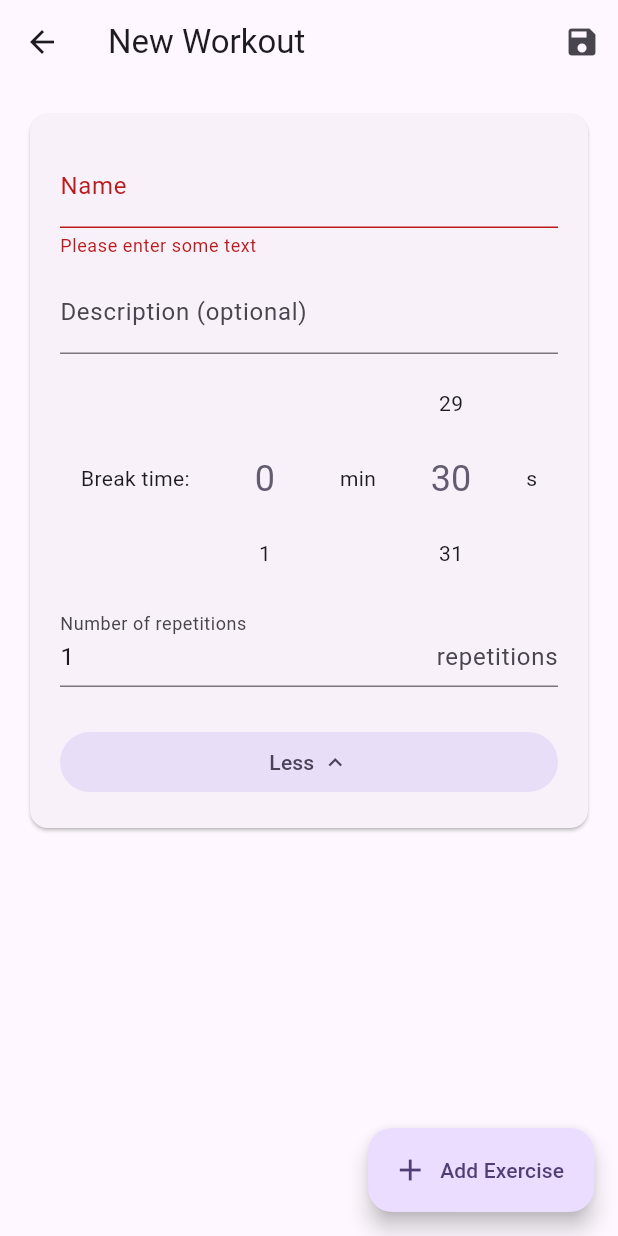
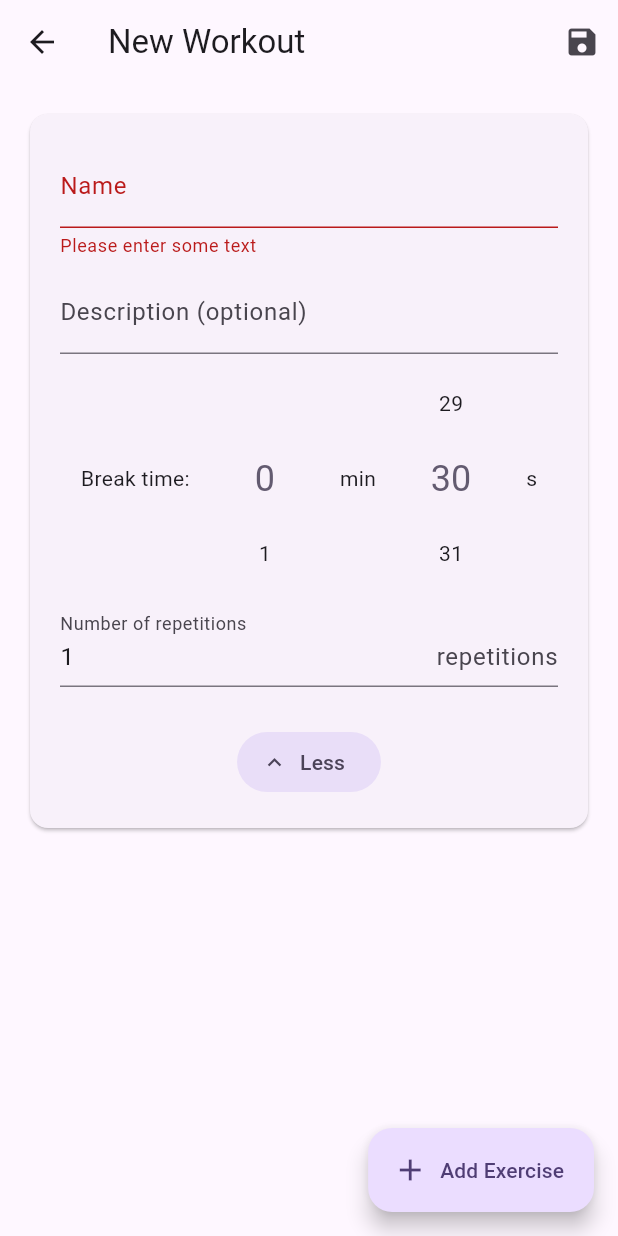
Before and after one commit to moriol42/workout_timer, a Flutter app: the EditWorkoutPage screen opened directly, after a tap on "Less", after a tap on "More", after a tap on the "save" icon, on a phone screen of 412 x 824 dp. Run offline on Flutter 3.47's test engine with Material 3 defaults, Android fonts, the phone set to English and light mode, and no system bars; drawn by our look-alikes of numberpicker; our stand-ins replace audioplayers, circular_countdown_timer.

Commit message:
Reorder and remove exercises in workout edit

```diff
--- a/lib/pages/edit_workout_page.dart
+++ b/lib/pages/edit_workout_page.dart
@@ -23,8 +23,7 @@ class _EditWorkoutPageState extends State<EditWorkoutPage> {
   late TextEditingController controllerDescr;
   late TextEditingController controllerRepet;
   late DurationPickerController controllerBreakTime;
-  final List<WorkoutExerciseController> _controllersExerciseCards = [];
-  List<WorkoutExerciseCard> _exercisesCards = [];
+  List<(WorkoutExerciseCard, WorkoutExerciseController)> _exercisesCards = [];
   bool isChecked = false;
   bool _expanded = true;
 
@@ -42,8 +41,20 @@ class _EditWorkoutPageState extends State<EditWorkoutPage> {
     if (!widget.createNew) {
       _exercisesCards = widget.workout!.exercisesList.map((tuple) {
         var controller = WorkoutExerciseController(duration: tuple.$2);
-        _controllersExerciseCards.add(controller);
-        return WorkoutExerciseCard(exercise: tuple.$1, controller: controller);
+        return (
+          WorkoutExerciseCard(
+            key: Key(tuple.$1.name),
+            exercise: tuple.$1,
+            controller: controller,
+            onRemove: () {
+              _exercisesCards.removeWhere(
+                (x) => x.$1.exercise.name == tuple.$1.name,
+              );
+              setState(() {});
+            },
+          ),
+          controller,
+        );
       }).toList();
     }
 
@@ -57,54 +68,8 @@ class _EditWorkoutPageState extends State<EditWorkoutPage> {
     super.dispose();
   }
 
-  @override
-  Widget build(BuildContext context) {
-    return Scaffold(
-      appBar: AppBar(
-        title: Text(widget.createNew ? 'New Workout' : 'Edit Workout'),
-        actions: [
-          IconButton(
-            onPressed: () {
-              if (_formKey.currentState!.validate()) {
-                var descr = controllerDescr.text == ''
-                    ? null
-                    : controllerDescr.text;
-                var newExercisesList = _controllersExerciseCards
-                    .map((c) => (c.exercise, c.duration))
-                    .toList();
-                if (widget.createNew) {
-                  var newWorkout = Workout(
-                    name: controllerName.text,
-                    description: descr,
-                    breakTime: controllerBreakTime.duration,
-                    exercisesList: newExercisesList,
-                    repetitions: int.parse(controllerRepet.text),
-                  );
-                  addWorkout(newWorkout);
-                } else {
-                  editWorkout(
-                    widget.workout!,
-                    controllerName.text,
-                    descr,
-                    controllerBreakTime.duration,
-                    newExercisesList,
-                    int.parse(controllerRepet.text),
-                  );
-                }
-                Navigator.pop(context, true);
-              }
-            },
-            icon: Icon(Icons.save),
-          ),
-        ],
-      ),
-      body: Center(
-        child: Padding(
-          padding: EdgeInsets.all(8.0),
-          child: ListView(
-            padding: const EdgeInsets.all(8),
-            children: <Widget>[
-              Card(
+  Widget topCard() {
+    return Card(
       child: Padding(
         padding: EdgeInsets.all(20.0),
         child: Form(
@@ -156,21 +121,19 @@ class _EditWorkoutPageState extends State<EditWorkoutPage> {
                 ),
 
               SizedBox(height: 10),
-                        FilledButton.tonal(
-                          child: Row(
-                            mainAxisAlignment: MainAxisAlignment.center,
-                            children: _expanded
-                                ? [
-                                    Text('Less'),
-                                    SizedBox(width: 5),
-                                    Icon(Icons.expand_less),
-                                  ]
-                                : [
-                                    Text('More'),
-                                    SizedBox(width: 5),
-                                    Icon(Icons.expand_more),
-                                  ],
-                          ),
+              _expanded
+                  ? FilledButton.tonalIcon(
+                      icon: Icon(Icons.expand_less),
+                      label: Text('Less'),
+                      onPressed: () {
+                        setState(() {
+                          _expanded = !_expanded;
+                        });
+                      },
+                    )
+                  : FilledButton.tonalIcon(
+                      icon: Icon(Icons.expand_more),
+                      label: Text('More'),
                       onPressed: () {
                         setState(() {
                           _expanded = !_expanded;
@@ -181,10 +144,67 @@ class _EditWorkoutPageState extends State<EditWorkoutPage> {
           ),
         ),
       ),
+    );
+  }
+
+  @override
+  Widget build(BuildContext context) {
+    return Scaffold(
+      appBar: AppBar(
+        title: Text(widget.createNew ? 'New Workout' : 'Edit Workout'),
+        actions: [
+          IconButton(
+            onPressed: () {
+              if (_formKey.currentState!.validate()) {
+                var descr = controllerDescr.text == ''
+                    ? null
+                    : controllerDescr.text;
+                var newExercisesList = _exercisesCards
+                    .map((x) => (x.$2.exercise, x.$2.duration))
+                    .toList();
+                if (widget.createNew) {
+                  var newWorkout = Workout(
+                    name: controllerName.text,
+                    description: descr,
+                    breakTime: controllerBreakTime.duration,
+                    exercisesList: newExercisesList,
+                    repetitions: int.parse(controllerRepet.text),
+                  );
+                  addWorkout(newWorkout);
+                } else {
+                  editWorkout(
+                    widget.workout!,
+                    controllerName.text,
+                    descr,
+                    controllerBreakTime.duration,
+                    newExercisesList,
+                    int.parse(controllerRepet.text),
+                  );
+                }
+                Navigator.pop(context, true);
+              }
+            },
+            icon: Icon(Icons.save),
           ),
-              for (var c in _exercisesCards) c,
-              SizedBox(height: 60),
         ],
+      ),
+      body: Center(
+        child: Padding(
+          padding: EdgeInsets.all(8.0),
+          child: ReorderableListView(
+            header: topCard(),
+            padding: const EdgeInsets.all(8),
+            onReorder: (int oldIndex, int newIndex) {
+              setState(() {
+                if (oldIndex < newIndex) {
+                  newIndex -= 1;
+                }
+                final item = _exercisesCards.removeAt(oldIndex);
+                _exercisesCards.insert(newIndex, item);
+              });
+            },
+            footer: SizedBox(height: 60),
+            children: _exercisesCards.map((x) => x.$1).toList(),
           ),
         ),
       ),
@@ -203,10 +223,20 @@ class _EditWorkoutPageState extends State<EditWorkoutPage> {
           if (exercisesList?.isNotEmpty ?? false) {
             for (var e in exercisesList!) {
               var c = WorkoutExerciseController();
-              _exercisesCards.add(
-                WorkoutExerciseCard(exercise: e, controller: c),
+              _exercisesCards.add((
+                WorkoutExerciseCard(
+                  key: Key(e.name),
+                  exercise: e,
+                  controller: c,
+                  onRemove: () {
+                    _exercisesCards.removeWhere(
+                      (x) => x.$1.exercise.name == e.name,
                     );
-              _controllersExerciseCards.add(c);
+                    setState(() {});
+                  },
+                ),
+                c,
+              ));
             }
             setState(() {});
           }
```
Also changed, not shown: lib/widgets/card_item.dart (+0 -8 lines), lib/widgets/workout_exercise_card.dart (+11 -31 lines). Lines whose indentation alone changed are shown as unchanged.
